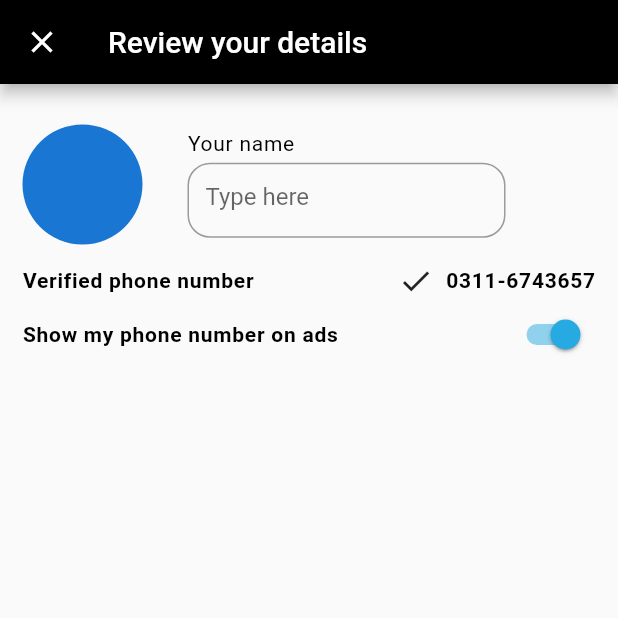
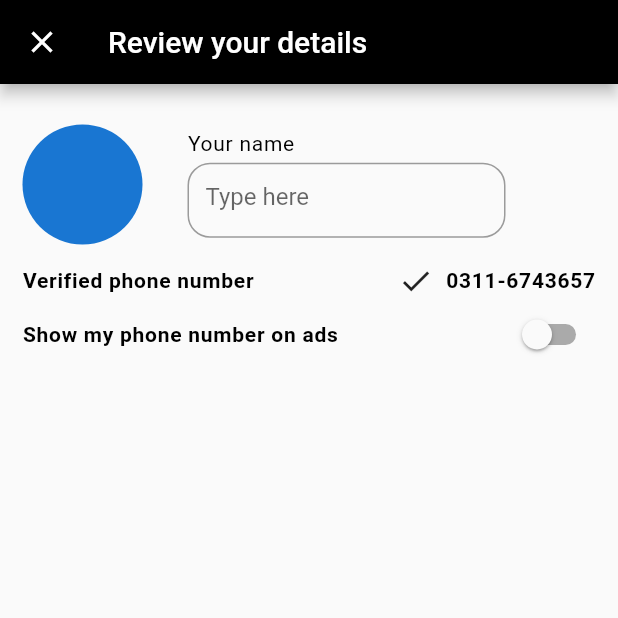
Before and after one commit to devsinntechnologies/bhai-chara, a Flutter app: the ReviewDetailsScreen screen opened directly, on a phone screen of 412 x 824 dp, the top half of it. Run offline on Flutter 3.47's test engine with Material 2 defaults, Android fonts, the phone set to English and light mode, and no system bars.

```diff
--- a/lib/tempoprovider.dart
+++ b/lib/tempoprovider.dart
@@ -2,7 +2,10 @@
 
 import 'package:flutter/material.dart';
 
-class SplashProvider extends ChangeNotifier{
-bool isLoading = false;
-
+bool light= false;
+class  SplashProvider extends ChangeNotifier{
+  void change(bool value){
+     light = value;
+     notifyListeners();
+ }
 }
--- a/lib/view/review_details_screen.dart
+++ b/lib/view/review_details_screen.dart
@@ -1,6 +1,8 @@
 import 'package:flutter/material.dart';
+import 'package:provider/provider.dart';
 
 import '../common/custom_button.dart';
+import '../provider/splash_provider.dart';
 import '../utils/app_colors.dart';
 import '../utils/text-styles.dart';
 
@@ -12,7 +14,8 @@ class ReviewDetailsScreen extends StatefulWidget {
 }
 
 class _ReviewDetailsScreenState extends State<ReviewDetailsScreen> {
-  bool light = true;
+
+bool light = false;
   @override
   Widget build(BuildContext context) {
     return Scaffold(
@@ -27,7 +30,11 @@ class _ReviewDetailsScreenState extends State<ReviewDetailsScreen> {
           color: AppColors.white,
         ),
       ),
-      body: Padding(
+      body: Builder(
+        builder: (context) {
+          var provider = context.watch<SplashProvider>();
+
+          return Padding(
               padding: const EdgeInsets.all(15),
               child: Column(children: [
                 Padding(
@@ -81,21 +88,34 @@ class _ReviewDetailsScreenState extends State<ReviewDetailsScreen> {
               Text("Show my phone number on ads",
                   style: AppTextStyles.textStyleBoldBodyXSmall),
               Spacer(),
-              Switch(
-                // This bool value toggles the switch.
-                value: light,
-                activeColor: AppColors.blue,
-                onChanged: (bool value) {
-                  // This is called when the user toggles the switch.
+
+            //  Consumer<SplashProvider>(
+            //   builder: (context, provider, child) {
+            //     return Switch(
+            //       value: provider.light,
+            //       onChanged: (bool value) {
+            //         provider.change(value);
+            //       },
+            //     );
+            //   },
+            // ),
+Switch(value: light, onChanged:(bool value){
+light = !light;
 setState(() {
-                    light = value;
+
 });
-                },
-              )
+})
+
+
+
             ]),
+
+
                 Spacer(),
                 CustomButton(() {}, "Post Now")
-          ])),
+              ]));
+        }
+      ),
     );
   }
 }
```
Also changed, not shown: lib/main.dart (+9 -3 lines), lib/view/chat_list_screen.dart (+10 -6 lines). Lines whose indentation alone changed are shown as unchanged.
